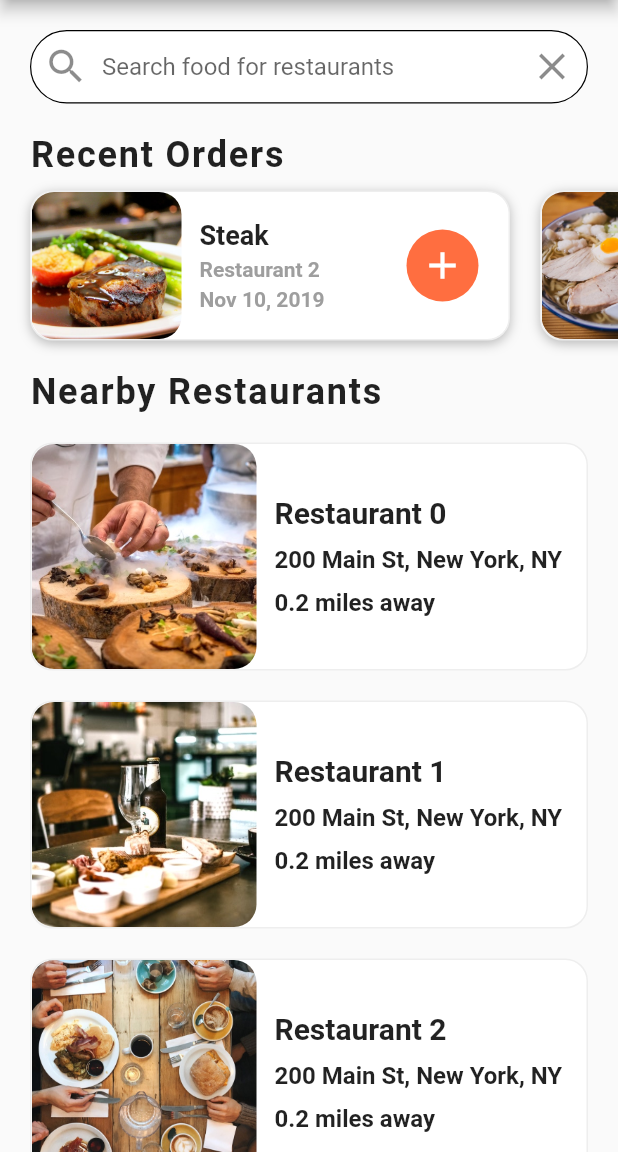
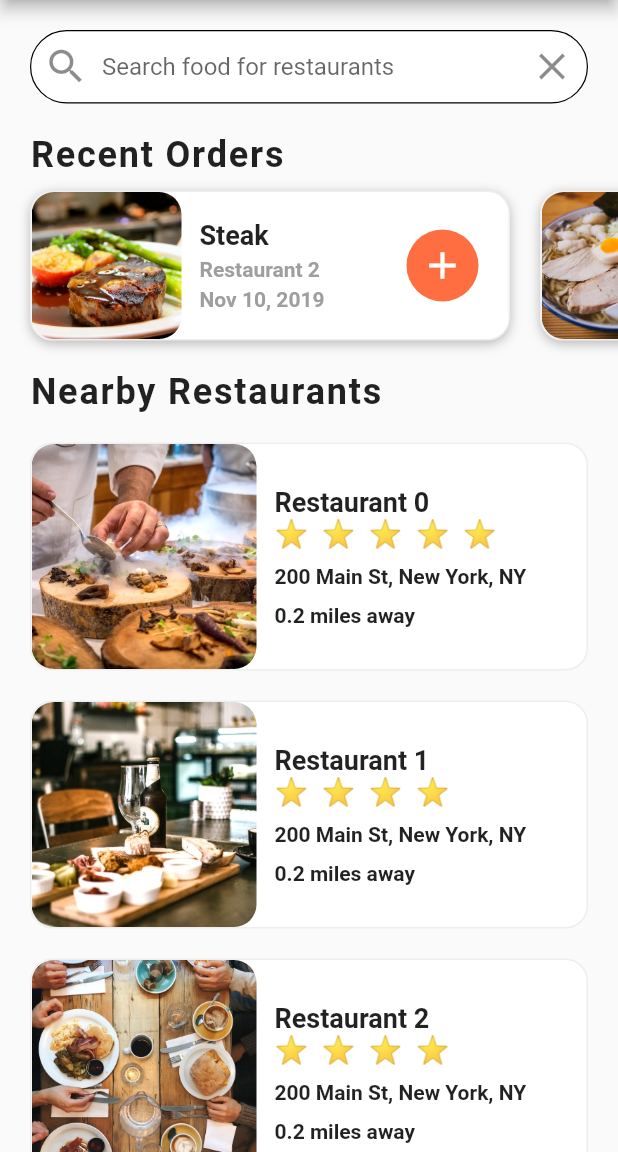
Before and after one commit to alikazemidev/food_ui_master, a Flutter app: the screen it shows after launch, on a phone screen of 412 x 824 dp, the part 84-1236 px from its top. Run offline on Flutter 3.47's test engine with Material 2 defaults, Android fonts, the phone set to English and light mode, and no system bars.

Commit message:
complete home screen

```diff
--- a/lib/screens/home_page.dart
+++ b/lib/screens/home_page.dart
@@ -1,6 +1,7 @@
 import 'package:flutter/material.dart';
 import 'package:food_master_ui/data/data.dart';
 import 'package:food_master_ui/models/restaurant.dart';
+import 'package:food_master_ui/widgets/rating_starts.dart';
 import 'package:food_master_ui/widgets/recent_orders.dart';
 
 class HomePage extends StatefulWidget {
@@ -41,28 +42,32 @@ class _HomePageState extends State<HomePage> {
                   ),
                 ),
               ),
-              Container(
+              Expanded(
+                child: Container(
                   margin: EdgeInsets.all(12),
                   child: Column(
                     crossAxisAlignment: CrossAxisAlignment.start,
+                    mainAxisAlignment: MainAxisAlignment.center,
                     children: [
                       Text(
                         restaurant.name,
                         style: TextStyle(
-                        fontSize: 20,
+                          fontSize: 18,
                           fontWeight: FontWeight.bold,
                         ),
+                        overflow: TextOverflow.ellipsis,
                       ),
-                    // RatingStar(),
+                      RatingStarts(rating: restaurant.rating),
                       SizedBox(
                         height: 10,
                       ),
                       Text(
                         restaurant.address,
                         style: TextStyle(
-                        fontSize: 16,
+                          fontSize: 14,
                           fontWeight: FontWeight.w600,
                         ),
+                        overflow: TextOverflow.ellipsis,
                       ),
                       SizedBox(
                         height: 10,
@@ -70,11 +75,13 @@ class _HomePageState extends State<HomePage> {
                       Text(
                         '0.2 miles away',
                         style: TextStyle(
-                        fontSize: 16,
+                          fontSize: 14,
                           fontWeight: FontWeight.w600,
                         ),
+                        overflow: TextOverflow.ellipsis,
                       ),
                     ],
+                  ),
                 ),
               ),
             ],
--- /dev/null
+++ b/lib/widgets/rating_starts.dart
@@ -0,0 +1,18 @@
+import 'package:flutter/material.dart';
+
+class RatingStarts extends StatelessWidget {
+  late final int rating;
+  RatingStarts({required this.rating});
+  @override
+  Widget build(BuildContext context) {
+    String star = '';
+    for (var i = 0; i < rating; i++) {
+      star += '⭐  ';
+    }
+    star.trim();
+    return Text(
+      star,
+      style: TextStyle(fontSize: 18),
+    );
+  }
+}
```
Lines whose indentation alone changed are shown as unchanged.
